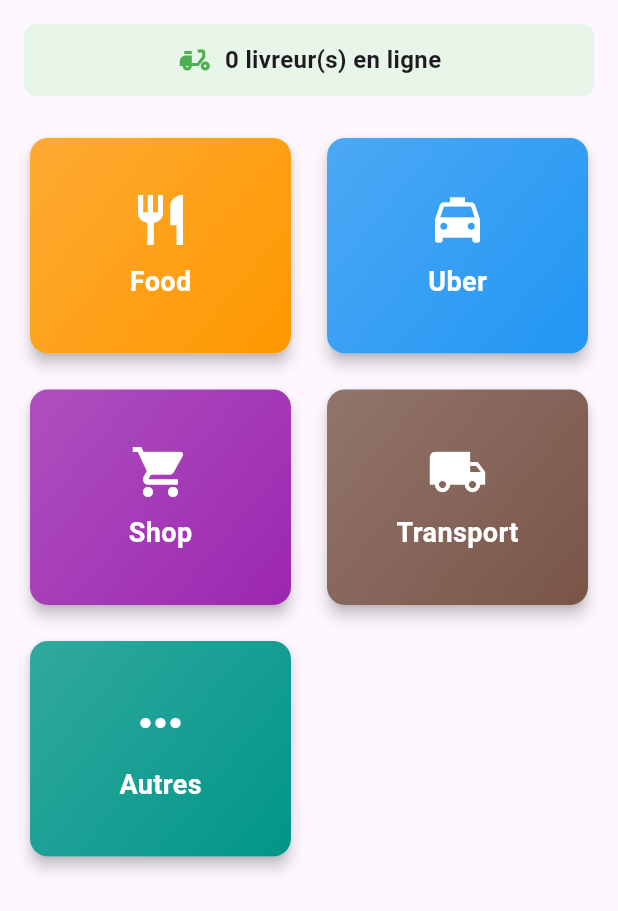
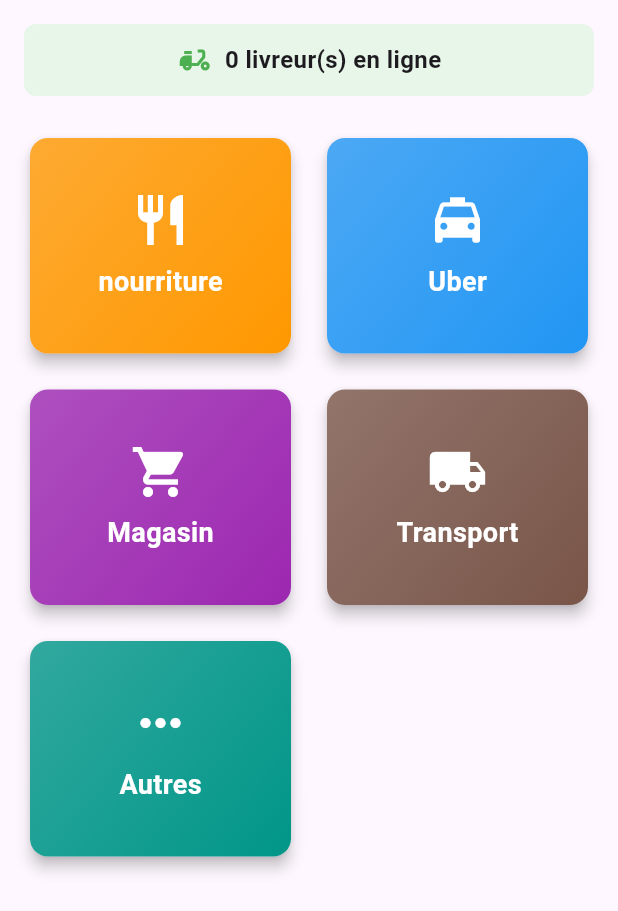
Before and after one commit to aziz-arbi/kartoucha_delivery, a Flutter app: the OrderCategoriesScreen widget shown alone on an empty page, opened directly, on a phone screen of 412 x 824 dp. Shown: the top 911 px of the screen. Run offline on Flutter 3.47's test engine with Material 3 defaults, Android fonts, the phone set to English and light mode, and no system bars; our stand-ins replace cloud_firestore, firebase_auth, firebase_core, firebase_messaging, flutter_local_notifications, flutter_map and 3 more; accounts and stored records are empty.

Commit message:
third or fourth commit

```diff
--- a/lib/screens/client/client_home.dart
+++ b/lib/screens/client/client_home.dart
@@ -183,7 +183,7 @@
 
     return Scaffold(
       appBar: AppBar(
-        title: Text(t('app_name', lang)),
+        title: Text(t('title', lang)),
         actions: [
           Builder(
             builder: (context) => IconButton(
@@ -233,7 +233,7 @@
             // Language switcher
             ListTile(
               leading: const Icon(Icons.language),
-              title: Text(t('change_language', lang)),
+              // title: Text(t('change_language', lang)), (this is currently off beacause of the size problems and it bugs out the screen)
               trailing: DropdownButton<String>(
                 value: languageProvider.locale.languageCode,
                 underline: const SizedBox(),
@@ -271,8 +271,12 @@
   final Position? position;
   const OrderCategoriesScreen({super.key, this.position});
 
+
+
   @override
   Widget build(BuildContext context) {
+    final languageProvider = Provider.of<LanguageProvider>(context);
+    final lang = languageProvider.locale.languageCode;
     return SingleChildScrollView(
       padding: const EdgeInsets.all(16),
       child: Column(
@@ -296,7 +300,7 @@
                     const Icon(Icons.delivery_dining, color: Colors.green),
                     const SizedBox(width: 8),
                     Text(
-                      '$online livreur(s) en ligne',
+                      '$online ${t('workers_online', lang)}',
                       style: const TextStyle(
                         fontSize: 16,
                         fontWeight: FontWeight.bold,
@@ -317,7 +321,7 @@
             childAspectRatio: 1.2,
             children: [
               _CategoryCard(
-                title: 'Food',
+                title: t('food', lang),
                 icon: Icons.restaurant,
                 color: Colors.orange,
                 onTap: () async {
@@ -339,7 +343,7 @@
                 },
               ),
               _CategoryCard(
-                title: 'Uber',
+                title: t('uber', lang),
                 icon: Icons.local_taxi,
                 color: Colors.blue,
                 onTap: () async {
@@ -361,7 +365,7 @@
                 },
               ),
               _CategoryCard(
-                title: 'Shop',
+                title: t('shop', lang),
                 icon: Icons.shopping_cart,
                 color: Colors.purple,
                 onTap: () async {
@@ -383,7 +387,7 @@
                 },
               ),
               _CategoryCard(
-                title: 'Transport',
+                title: t('transport', lang),
                 icon: Icons.local_shipping,
                 color: Colors.brown,
                 onTap: () async {
@@ -405,7 +409,7 @@
                 },
               ),
               _CategoryCard(
-                title: 'Autres',
+                title: t('others', lang),
                 icon: Icons.more_horiz,
                 color: Colors.teal,
                 onTap: () async {
--- a/lib/screens/worker/worker_home.dart
+++ b/lib/screens/worker/worker_home.dart
@@ -135,7 +135,7 @@
             // Language switcher
             ListTile(
               leading: const Icon(Icons.language),
-              title: Text(t('change_language', lang)),
+              // title: Text(t('change_language', lang)), (this is currently off beacause of the size problems and it bugs out the screen)
               trailing: DropdownButton<String>(
                 value: languageProvider.locale.languageCode,
                 underline: const SizedBox(),
--- a/lib/utils/translations.dart
+++ b/lib/utils/translations.dart
@@ -1,5 +1,6 @@
 Map<String, Map<String, String>> translations = {
   'worker_status_online': {'fr': 'En ligne', 'en': 'Online', 'ar': 'متصل'},
+  'workers_online': {'fr': 'livreur(s) en ligne','en': 'worker(s) online','ar': 'عامل(ين) متصل',},
   'settings': {'fr': 'Paramètres', 'en': 'Settings', 'ar': 'الإعدادات'},
   'change_language': {'fr': 'Changer la langue','en': 'Change Language','ar': 'تغيير اللغة',},
   'worker_status_offline': {'fr': 'Hors ligne', 'en': 'Offline', 'ar': 'غير متصل'},
--- a/pubspec.yaml
+++ b/pubspec.yaml
@@ -55,6 +55,7 @@
 
   # For making HTTP requests (if needed)
   http: ^1.2.2
+  timer_builder: ^2.0.0
 
   # For phone number formatting
   intl: ^0.19.0
```
Also changed, not shown: lib/screens/worker/order_details_screen.dart (+141 -2 lines), pubspec.lock, 3 other files.
